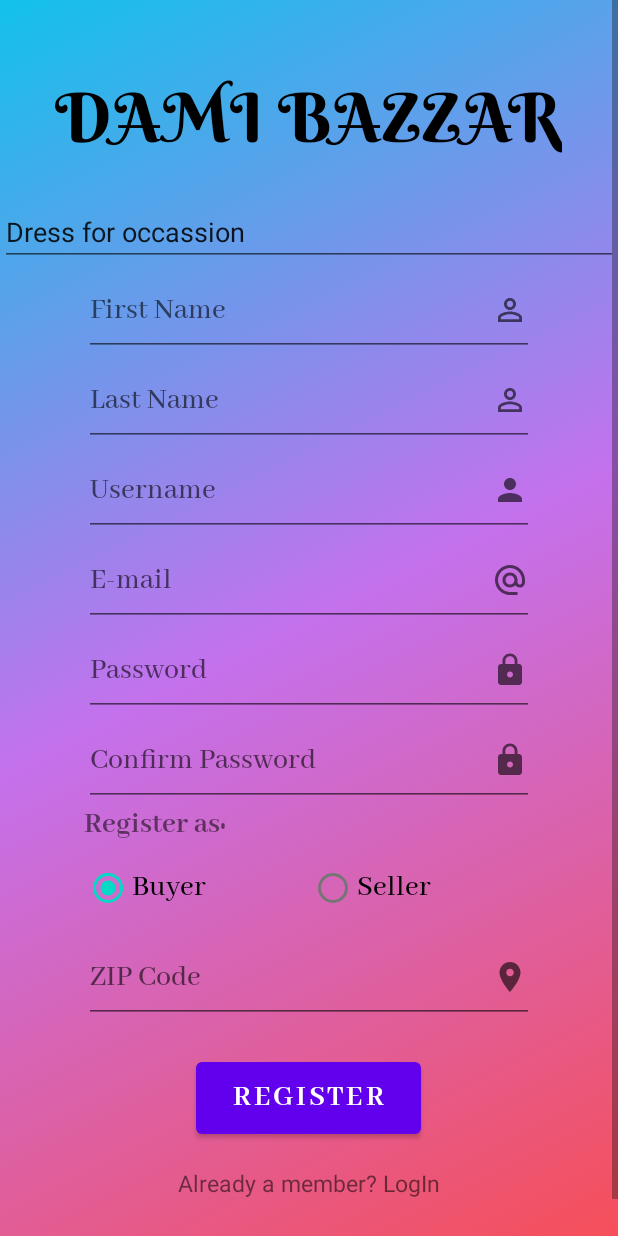
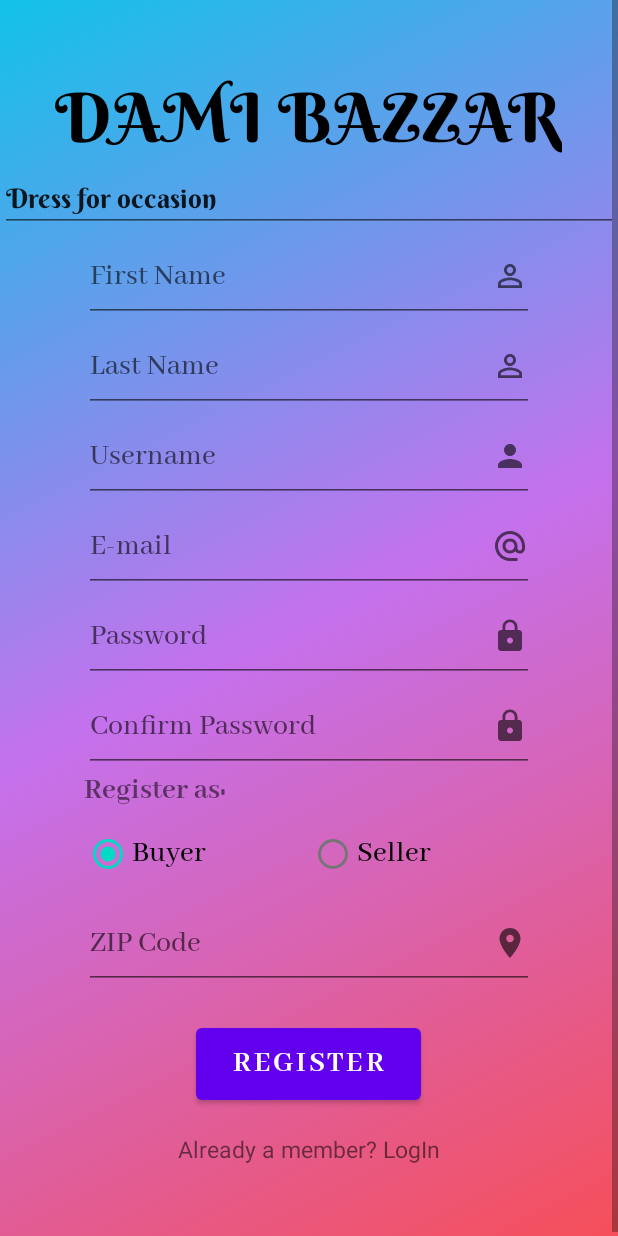
Before and after one commit to CS-370-Aplus/Aplus, an Android app: the layout fragment_register.xml on its own in the app's theme, with its tools: preview values and no code run, on a phone screen of 412 x 824 dp. Run offline under Robolectric (Android 15) with nearby library versions, the phone set to English and light mode, and no system bars.

Commit message:
Upesh updated content scrolling xml and fragmet register layout

```diff
--- a/app/src/main/res/layout/fragment_register.xml
+++ b/app/src/main/res/layout/fragment_register.xml
@@ -34,7 +34,7 @@
                 android:id="@+id/appTitle"
                 android:layout_width="wrap_content"
                 android:layout_height="wrap_content"
-                android:layout_marginBottom="25dp"
+                android:layout_marginBottom="4dp"
                 android:fontFamily="@font/berkshire_swash"
                 android:text="DAMI BAZZAR"
                 android:textColor="@color/black"
@@ -48,7 +48,8 @@
             <EditText
                 android:layout_width="match_parent"
                 android:layout_height="wrap_content"
-                android:text="Dress for occassion"
+                android:fontFamily="@font/berkshire_swash"
+                android:text="Dress for occasion"
                 app:layout_constraintTop_toBottomof="@+id/appTitle">
 
             </EditText>
```
